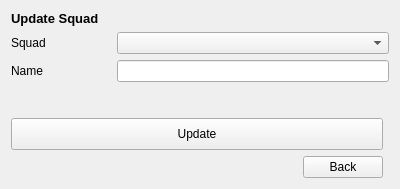
Above: Views/updatesquadview.ui from MehmetHY/MilitaryOutpostManagement-Qt5 before the change. Below: the same form after it.
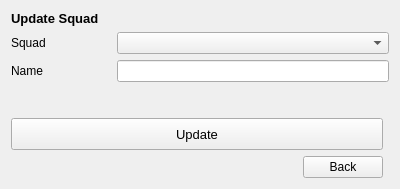
That is the form after the change.

Commit message: rearranged update team ui

Patch:
```diff
--- a/Views/updatesquadview.ui
+++ b/Views/updatesquadview.ui
@@ -110,6 +110,11 @@
        <height>32</height>
       </size>
      </property>
+     <property name="font">
+      <font>
+       <pointsize>10</pointsize>
+      </font>
+     </property>
      <property name="cursor">
       <cursorShape>PointingHandCursor</cursorShape>
      </property>
```
The commit also changes 4 other files.
